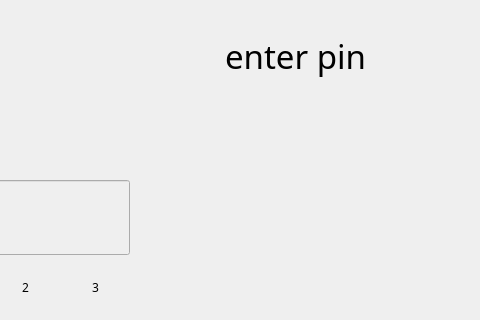
First picture: the form in ATM/pin.ui, repository Darina77/ATMProject, before the edit; both pictures show x 120 to 600 and y 0 to 320 of the 600 by 450 pixel window.
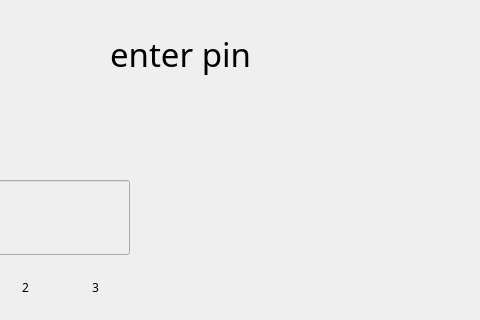
Second picture: the form after the edit. Icons and pictures are not drawn.

Commit message: Fix title background, remove payment

```diff
--- a/ATM/pin.ui
+++ b/ATM/pin.ui
@@ -332,10 +332,10 @@
   <widget class="QLabel" name="action">
    <property name="geometry">
     <rect>
-     <x>280</x>
-     <y>30</y>
-     <width>271</width>
-     <height>51</height>
+     <x>0</x>
+     <y>0</y>
+     <width>601</width>
+     <height>108</height>
     </rect>
    </property>
    <property name="font">
@@ -348,7 +348,7 @@
    </property>
    <property name="styleSheet">
     <string notr="true">#action{
-background: none;
+background-image: url(:/Resources/backgroundTitle.png);
 text-align:center;
 }</string>
    </property>
```
The commit also changes 33 other files.
